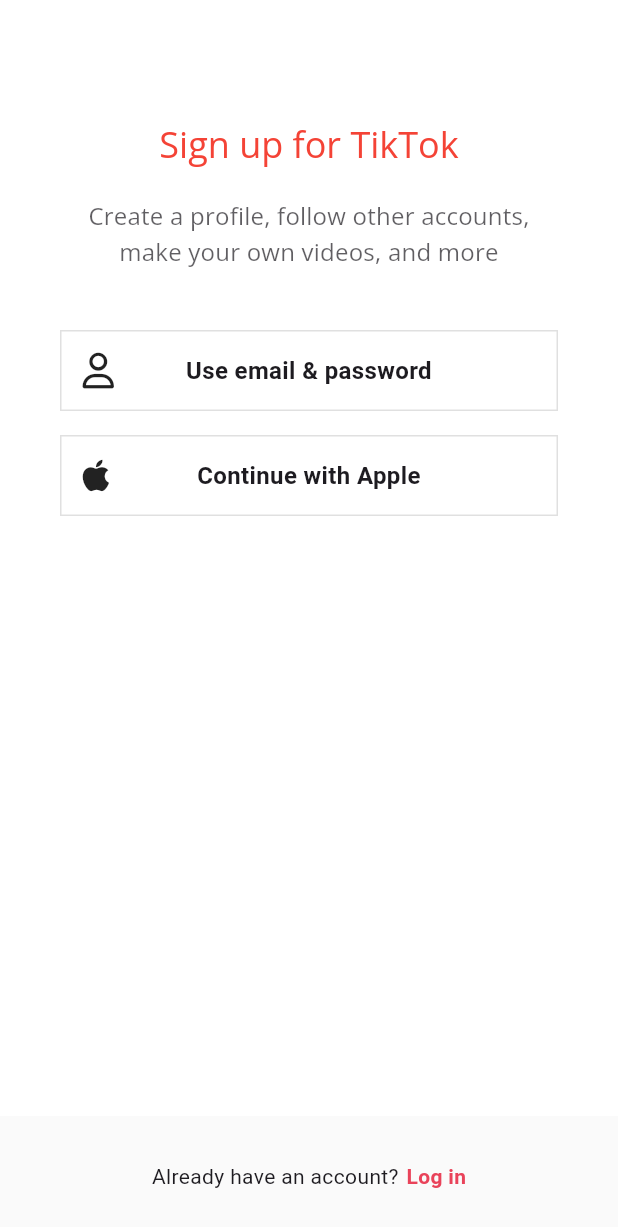
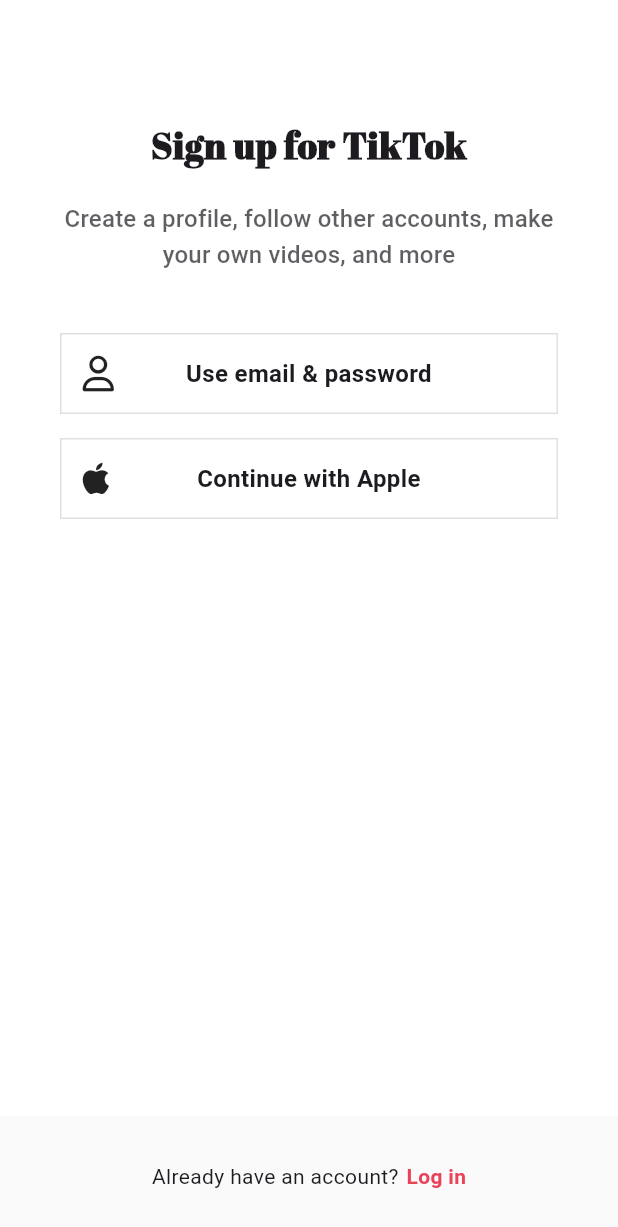
Before and after one commit to RoJaebl/flutter-tiktok, a Flutter app: the screen it shows after launch, on a phone screen of 412 x 824 dp. Shown: the top 1227 px of the screen. Run offline on Flutter 3.47's test engine with Material 3 defaults, Android fonts, the phone set to English and light mode, and no system bars; our stand-ins replace font_awesome_flutter, google_fonts, video_player, visibility_detector; Roboto replaces fonts that are missing (Itim).

Commit message:
:hammer: #15.3 Google Fonts

```diff
--- a/lib/features/authentication/sign_up_screen.dart
+++ b/lib/features/authentication/sign_up_screen.dart
@@ -1,6 +1,7 @@
 import 'package:flutter/material.dart';
 
 import 'package:font_awesome_flutter/font_awesome_flutter.dart';
+import 'package:google_fonts/google_fonts.dart';
 
 import 'package:tiktok_clone/constants/gaps.dart';
 
@@ -46,10 +47,11 @@ class SignUpScreen extends StatelessWidget {
                   Gaps.v80,
                   Text(
                     "Sign up for TikTok",
-                    style: Theme.of(context)
-                        .textTheme
-                        .headlineSmall!
-                        .copyWith(color: Colors.red),
+                    style: GoogleFonts.abrilFatface(
+                        textStyle: const TextStyle(
+                      fontSize: Sizes.size24,
+                      fontWeight: FontWeight.w700,
+                    )),
                   ),
                   Gaps.v20,
                   Opacity(
--- a/lib/main.dart
+++ b/lib/main.dart
@@ -33,71 +33,7 @@ class TikTokApp extends StatelessWidget {
       themeMode: ThemeMode.system,
       theme: ThemeData(
         brightness: Brightness.light,
-        textTheme: TextTheme(
-          displayLarge: GoogleFonts.openSans(
-            fontSize: 96,
-            fontWeight: FontWeight.w300,
-            letterSpacing: -1.5,
-          ),
-          displayMedium: GoogleFonts.openSans(
-            fontSize: 60,
-            fontWeight: FontWeight.w300,
-            letterSpacing: -0.5,
-          ),
-          displaySmall: GoogleFonts.openSans(
-            fontSize: 48,
-            fontWeight: FontWeight.w400,
-          ),
-          headlineMedium: GoogleFonts.openSans(
-            fontSize: 34,
-            fontWeight: FontWeight.w400,
-            letterSpacing: 0.25,
-          ),
-          headlineSmall: GoogleFonts.openSans(
-            fontSize: 24,
-            fontWeight: FontWeight.w400,
-          ),
-          titleLarge: GoogleFonts.openSans(
-            fontSize: 20,
-            fontWeight: FontWeight.w500,
-            letterSpacing: 0.15,
-          ),
-          titleMedium: GoogleFonts.openSans(
-            fontSize: 16,
-            fontWeight: FontWeight.w400,
-            letterSpacing: 0.15,
-          ),
-          titleSmall: GoogleFonts.openSans(
-            fontSize: 14,
-            fontWeight: FontWeight.w500,
-            letterSpacing: 0.1,
-          ),
-          bodyLarge: GoogleFonts.roboto(
-            fontSize: 16,
-            fontWeight: FontWeight.w400,
-            letterSpacing: 0.5,
-          ),
-          bodyMedium: GoogleFonts.roboto(
-            fontSize: 14,
-            fontWeight: FontWeight.w400,
-            letterSpacing: 0.25,
-          ),
-          labelLarge: GoogleFonts.roboto(
-            fontSize: 14,
-            fontWeight: FontWeight.w500,
-            letterSpacing: 1.25,
-          ),
-          bodySmall: GoogleFonts.roboto(
-            fontSize: 12,
-            fontWeight: FontWeight.w400,
-            letterSpacing: 0.4,
-          ),
-          labelSmall: GoogleFonts.roboto(
-            fontSize: 10,
-            fontWeight: FontWeight.w400,
-            letterSpacing: 1.5,
-          ),
-        ),
+        textTheme: GoogleFonts.itimTextTheme(),
         scaffoldBackgroundColor: Colors.white,
         primaryColor: const Color(0xffe9435a),
         textSelectionTheme: const TextSelectionThemeData(
@@ -118,6 +54,8 @@ class TikTokApp extends StatelessWidget {
       ),
       darkTheme: ThemeData(
         brightness: Brightness.dark,
+        textTheme: GoogleFonts.itimTextTheme(
+            ThemeData(brightness: Brightness.dark).textTheme),
         scaffoldBackgroundColor: Colors.black,
         primaryColor: const Color(0xffe9435a),
         bottomAppBarTheme: BottomAppBarTheme(
```
